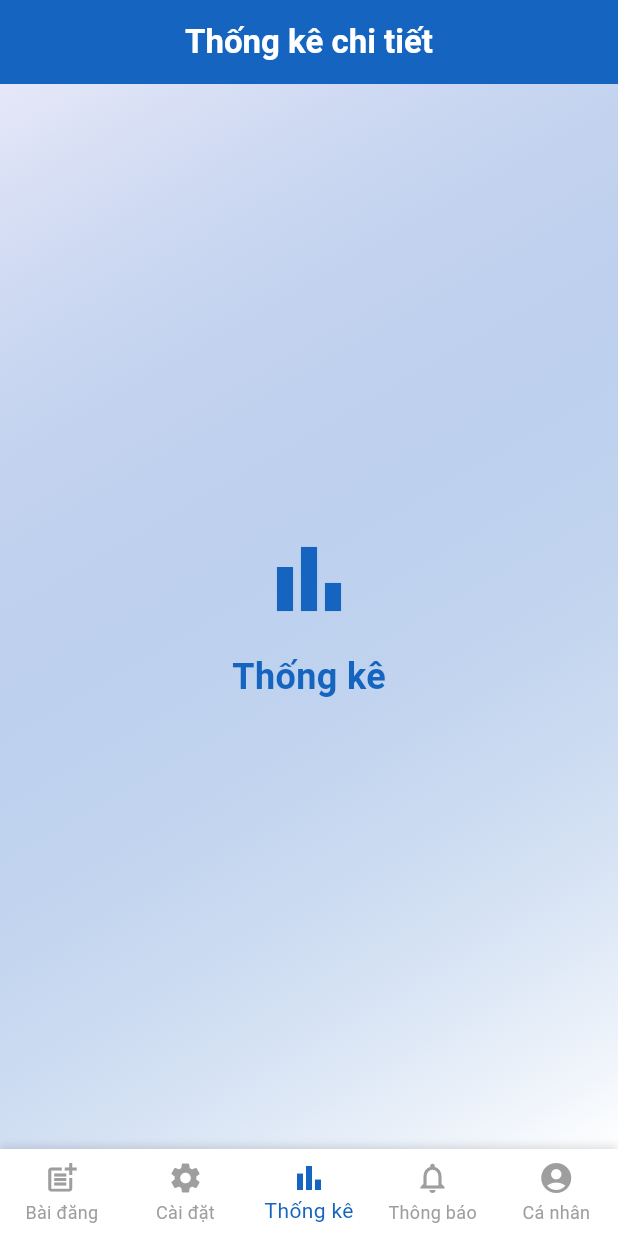
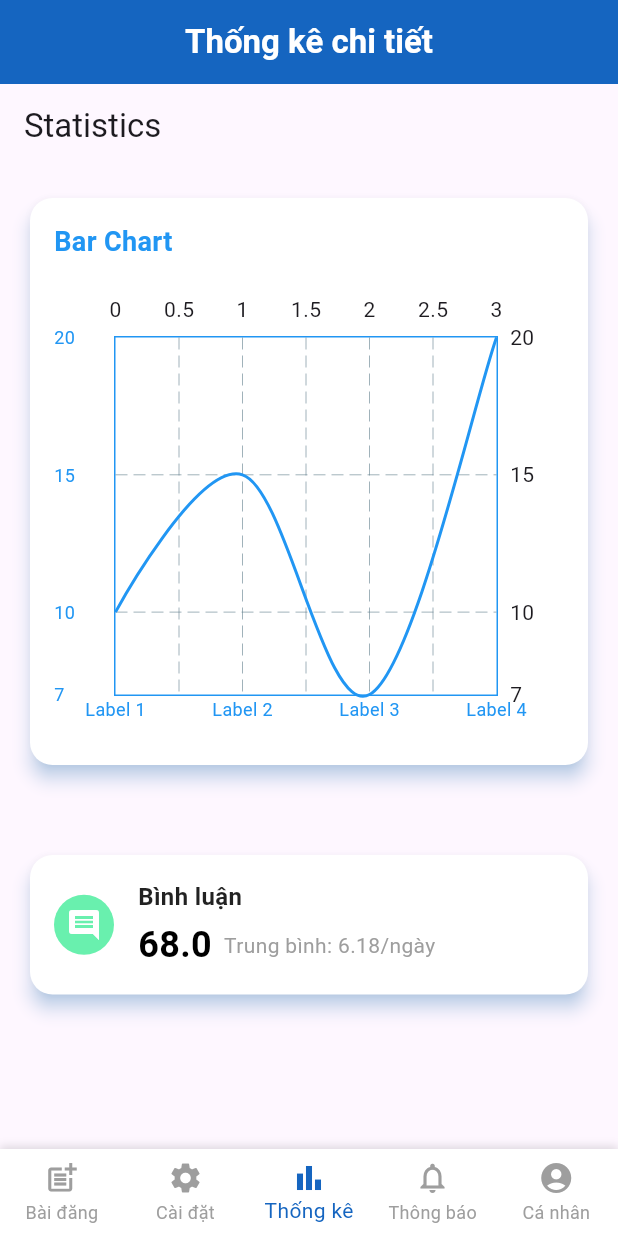
Before and after one commit to Cookers-Team/Realtime-Chat-App-Flutter, a Flutter app: the HomeScreen screen opened directly, item 3 of the bottom bar chosen, on a phone screen of 412 x 824 dp. Run offline on Flutter 3.47's test engine with Material 3 defaults, Android fonts, the phone set to English and light mode, and no system bars; drawn by our look-alikes of fl_chart; our stand-ins replace image_picker, infinite_scroll_pagination, shared_preferences; accounts and stored records are empty.

Commit message:
enhance ui

```diff
--- /dev/null
+++ b/lib/components/charts.dart
@@ -0,0 +1,159 @@
+import 'package:fl_chart/fl_chart.dart';
+import 'package:flutter/material.dart';
+
+Widget buildLineChart(
+    List<Map<String, double>> data, Color chartColor, List<String> xLabels) {
+  return LineChart(
+    LineChartData(
+      gridData: FlGridData(show: true),
+      titlesData: FlTitlesData(
+        leftTitles: AxisTitles(
+          sideTitles: SideTitles(
+            showTitles: true,
+            reservedSize: 40,
+            interval: 5,
+            getTitlesWidget: (value, _) {
+              return Text(
+                value.toStringAsFixed(0),
+                style: TextStyle(color: chartColor, fontSize: 12),
+              );
+            },
+          ),
+        ),
+        bottomTitles: AxisTitles(
+          sideTitles: SideTitles(
+            showTitles: true,
+            reservedSize: 30,
+            interval: 1,
+            getTitlesWidget: (value, _) {
+              int index = value.toInt();
+              return Text(
+                xLabels[index],
+                style: TextStyle(color: chartColor, fontSize: 12),
+              );
+            },
+          ),
+        ),
+      ),
+      borderData: FlBorderData(
+        show: true,
+        border: Border.all(color: chartColor, width: 1),
+      ),
+      lineBarsData: [
+        LineChartBarData(
+          spots: data.map((e) => FlSpot(e['x']!, e['y']!)).toList(),
+          isCurved: true,
+          color: chartColor,
+          belowBarData: BarAreaData(show: false),
+          dotData: FlDotData(show: false),
+        ),
+      ],
+    ),
+  );
+}
+
+Widget buildBarChart(
+    List<Map<String, double>> data, Color chartColor, List<String> xLabels) {
+  return BarChart(
+    BarChartData(
+      borderData: FlBorderData(
+        show: true,
+        border: Border.all(color: chartColor, width: 1),
+      ),
+      barGroups: data.map((e) {
+        return BarChartGroupData(
+          x: e['x']!.toInt(),
+          barRods: [
+            BarChartRodData(
+              toY: e['y']!,
+              color: chartColor,
+              width: 16,
+              borderRadius: BorderRadius.circular(6),
+            ),
+          ],
+        );
+      }).toList(),
+      titlesData: FlTitlesData(
+        leftTitles: AxisTitles(
+          sideTitles: SideTitles(
+            showTitles: true,
+            reservedSize: 40,
+            interval: 5,
+            getTitlesWidget: (value, _) {
+              return Text(
+                value.toStringAsFixed(0),
+                style: TextStyle(color: chartColor, fontSize: 12),
+              );
+            },
+          ),
+        ),
+        bottomTitles: AxisTitles(
+          sideTitles: SideTitles(
+            showTitles: true,
+            reservedSize: 30,
+            interval: 1,
+            getTitlesWidget: (value, _) {
+              int index = value.toInt();
+              return Text(
+                xLabels[index],
+                style: TextStyle(color: chartColor, fontSize: 12),
+              );
+            },
+          ),
+        ),
+      ),
+      gridData: FlGridData(show: false),
+    ),
+  );
+}
+
+Widget buildPieChart(List<Map<String, dynamic>> data, Color chartColor) {
+  return PieChart(
+    PieChartData(
+      sectionsSpace: 2,
+      centerSpaceRadius: 40,
+      sections: data.map((e) {
+        return PieChartSectionData(
+          value: e['value'],
+          color: e['color'] ?? chartColor,
+          title: '${e['title']} (${e['value']}%)',
+          radius: 50,
+          titleStyle: TextStyle(
+            fontSize: 12,
+            fontWeight: FontWeight.bold,
+            color: Colors.white,
+          ),
+        );
+      }).toList(),
+    ),
+  );
+}
+
+Widget buildChartCard(String title, Widget chartWidget) {
+  return Card(
+    elevation: 5,
+    color: Colors.white,
+    shadowColor: Colors.blue.withOpacity(0.5),
+    shape: RoundedRectangleBorder(borderRadius: BorderRadius.circular(15)),
+    margin: const EdgeInsets.all(20),
+    child: Padding(
+      padding: const EdgeInsets.all(16.0),
+      child: Column(
+        crossAxisAlignment: CrossAxisAlignment.start,
+        children: [
+          if (title.isNotEmpty)
+            Text(
+              title,
+              style: TextStyle(
+                fontSize: 18,
+                fontWeight: FontWeight.bold,
+                color: Colors.blue,
+              ),
+            ),
+          const SizedBox(height: 20),
+          SizedBox(height: 300, child: chartWidget),
+        ],
+      ),
+    ),
+  );
+}
--- /dev/null
+++ b/lib/components/custom_card.dart
@@ -0,0 +1,71 @@
+import 'package:flutter/material.dart';
+
+Widget buildCustomCard(
+  IconData icon,
+  Color iconBackgroundColor,
+  String title,
+  double mainValue,
+  String subtitle,
+) {
+  return Card(
+    color: Colors.white,
+    elevation: 5,
+    shadowColor: Colors.blue.withOpacity(0.5),
+    shape: RoundedRectangleBorder(borderRadius: BorderRadius.circular(15)),
+    margin: const EdgeInsets.all(20),
+    child: Padding(
+      padding: const EdgeInsets.all(16.0),
+      child: Row(
+        children: [
+          Container(
+            decoration: BoxDecoration(
+              color: iconBackgroundColor,
+              shape: BoxShape.circle,
+            ),
+            padding: const EdgeInsets.all(8),
+            child: Icon(
+              icon,
+              color: Colors.white,
+              size: 24,
+            ),
+          ),
+          const SizedBox(width: 16),
+          Column(
+            crossAxisAlignment: CrossAxisAlignment.start,
+            children: [
+              Text(
+                title,
+                style: const TextStyle(
+                  fontSize: 16,
+                  fontWeight: FontWeight.w600,
+                  color: Colors.black87,
+                ),
+              ),
+              const SizedBox(height: 4),
+              Row(
+                children: [
+                  Text(
+                    mainValue.toString(),
+                    style: const TextStyle(
+                      fontSize: 24,
+                      fontWeight: FontWeight.bold,
+                      color: Colors.black,
+                    ),
+                  ),
+                  const SizedBox(width: 8),
+                  Text(
+                    subtitle,
+                    style: const TextStyle(
+                      fontSize: 14,
+                      color: Colors.grey,
+                    ),
+                  ),
+                ],
+              ),
+            ],
+          ),
+        ],
+      ),
+    ),
+  );
+}
--- a/lib/components/info_item.dart
+++ b/lib/components/info_item.dart
@@ -11,7 +11,7 @@ Widget buildInfoItem(IconData icon, String label, String value,
         borderRadius: BorderRadius.circular(12),
         boxShadow: [
           BoxShadow(
-            color: Colors.black.withOpacity(0.05),
+            color: Colors.black.withOpacity(0.1),
             blurRadius: 10,
             offset: Offset(0, 4),
           ),
--- a/lib/views/home_screen.dart
+++ b/lib/views/home_screen.dart
@@ -1,5 +1,6 @@
 import 'package:cms_chat_app/views/notification_screen.dart';
 import 'package:cms_chat_app/views/profile_screen.dart';
+import 'package:cms_chat_app/views/statistics_screen.dart';
 import 'package:flutter/material.dart';
 import 'package:flutter/services.dart';
 
@@ -21,11 +22,11 @@ class _HomeScreenState extends State<HomeScreen> {
   int _selectedIndex = 0;
 
   final List<String> _titles = [
-    'Xét duyệt bài đăng',
+    'Kiểm duyệt bài viết',
     'Tùy chỉnh hệ thống',
     'Thống kê chi tiết',
     'Thông báo của tôi',
-    'Thông tin cá nhân',
+    'Hồ sơ cá nhân',
   ];
 
   final List<Widget> _pages = [
@@ -89,23 +90,7 @@ class _HomeScreenState extends State<HomeScreen> {
           colors: [Color(0xFF1565C0).withOpacity(0.1), Colors.white],
         ),
       ),
-      child: Center(
-        child: Column(
-          mainAxisAlignment: MainAxisAlignment.center,
-          children: [
-            Icon(Icons.bar_chart, size: 64, color: Color(0xFF1565C0)),
-            SizedBox(height: 16),
-            Text(
-              'Thống kê',
-              style: TextStyle(
-                fontSize: 24,
-                fontWeight: FontWeight.bold,
-                color: Color(0xFF1565C0),
-              ),
-            ),
-          ],
-        ),
-      ),
+      child: Center(child: StatisticsScreen()),
     ),
     Container(
       decoration: BoxDecoration(
--- a/lib/views/statistics_screen.dart
+++ b/lib/views/statistics_screen.dart
@@ -0,0 +1,47 @@
+import 'package:cms_chat_app/components/charts.dart';
+import 'package:cms_chat_app/components/custom_card.dart';
+import 'package:flutter/material.dart';
+
+class StatisticsScreen extends StatefulWidget {
+  @override
+  _StatisticsScreenState createState() => _StatisticsScreenState();
+}
+
+class _StatisticsScreenState extends State<StatisticsScreen> {
+  @override
+  Widget build(BuildContext context) {
+    return Scaffold(
+      appBar: AppBar(
+        title: Text("Statistics"),
+      ),
+      body: SingleChildScrollView(
+        child: Column(
+          children: [
+            // Bar Chart
+            buildChartCard(
+              'Bar Chart',
+              buildLineChart(
+                [
+                  {'x': 0, 'y': 10},
+                  {'x': 1, 'y': 15},
+                  {'x': 2, 'y': 7},
+                  {'x': 3, 'y': 20},
+                ],
+                Colors.blue,
+                ['Label 1', 'Label 2', 'Label 3', 'Label 4'],
+              ),
+            ),
+            SizedBox(height: 20),
+            buildCustomCard(
+              Icons.comment,
+              Colors.greenAccent,
+              'Bình luận',
+              68,
+              'Trung bình: 6.18/ngày',
+            ),
+          ],
+        ),
+      ),
+    );
+  }
+}
--- a/pubspec.yaml
+++ b/pubspec.yaml
@@ -15,6 +15,7 @@ dependencies:
   intl: ^0.19.0
   image_picker: ^1.1.2
   infinite_scroll_pagination: ^4.0.0
+  fl_chart: ^0.69.0
 
 dev_dependencies:
   flutter_test:
```
Also changed, not shown: lib/components/loading_container.dart (added, +12 -0 lines), lib/components/tabbar.dart (added, +38 -0 lines), lib/services/statistic_service.dart (added, +34 -0 lines), lib/views/notification_screen.dart (+5 -43 lines), lib/views/update_profile_screen.dart (+5 -5 lines).
